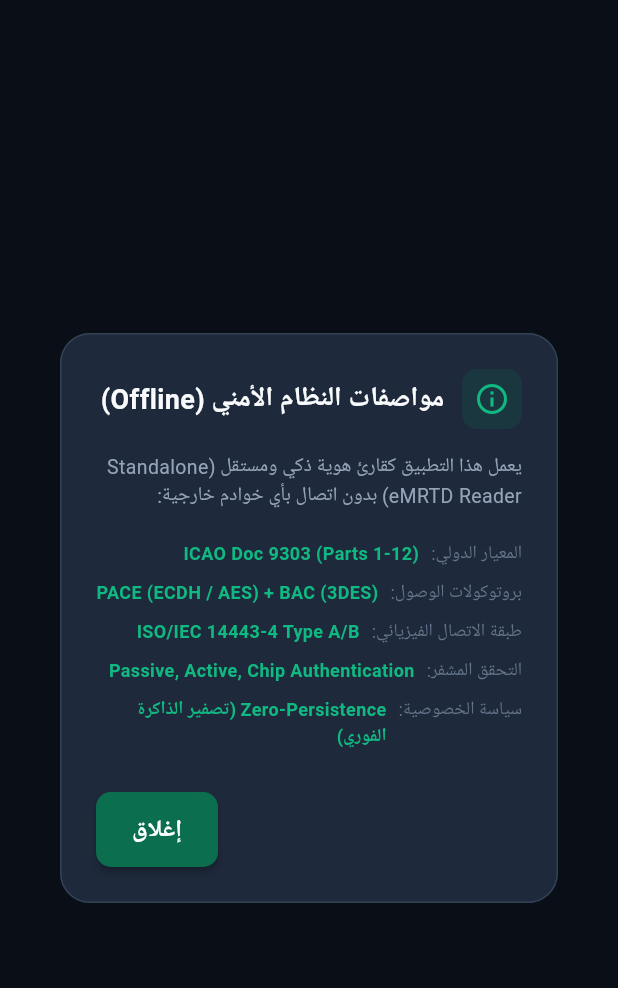
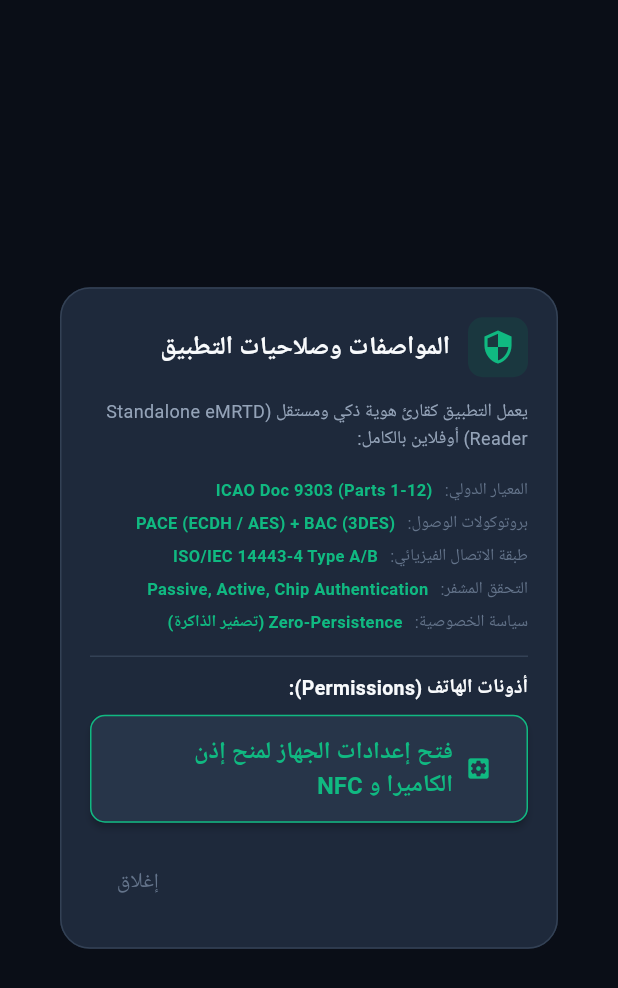
Before and after one commit to imadradhi/NI-Reader, a Flutter app: the SettingsDialog widget shown alone on an empty page, opened directly, on a phone screen of 412 x 824 dp. Shown: the top 988 px of the screen. Run offline on Flutter 3.47's test engine with Material 3 defaults, Android fonts, the phone set to English and light mode, and no system bars; our stand-ins replace camera, dio, google_fonts, permission_handler; missing offline and left inert: google_mlkit_text_recognition; Roboto replaces fonts that are missing (Cairo).

Commit message:
feat: Add direct openAppSettings button on camera permission denial and in settings dialog

```diff
--- a/flutter_ni_reader/lib/views/settings_dialog.dart
+++ b/flutter_ni_reader/lib/views/settings_dialog.dart
@@ -1,7 +1,8 @@
 import 'package:flutter/material.dart';
+import 'package:permission_handler/permission_handler.dart';
 import '../../core/theme/app_theme.dart';
 
-/// About & System Specifications Dialog (100% Offline eMRTD Engine)
+/// About & System Specifications & Permissions Dialog (100% Offline eMRTD Engine)
 class SettingsDialog extends StatelessWidget {
   const SettingsDialog({super.key});
 
@@ -14,7 +15,7 @@ class SettingsDialog extends StatelessWidget {
         side: const BorderSide(color: AppColors.borderDark),
       ),
       child: Padding(
-        padding: const EdgeInsets.all(24),
+        padding: const EdgeInsets.all(20),
         child: Column(
           mainAxisSize: MainAxisSize.min,
           crossAxisAlignment: CrossAxisAlignment.start,
@@ -27,40 +28,58 @@ class SettingsDialog extends StatelessWidget {
                     color: AppColors.primary.withOpacity(0.2),
                     borderRadius: BorderRadius.circular(10),
                   ),
-                  child: const Icon(Icons.info_outline, color: AppColors.neonEmerald),
+                  child: const Icon(Icons.security, color: AppColors.neonEmerald),
                 ),
                 const SizedBox(width: 12),
                 const Text(
-                  "مواصفات النظام الأمني (Offline)",
+                  "المواصفات وصلاحيات التطبيق",
                   style: TextStyle(
-                    fontSize: 18,
+                    fontSize: 17,
                     fontWeight: FontWeight.bold,
                     color: AppColors.textPrimary,
                   ),
                 ),
               ],
             ),
-            const SizedBox(height: 16),
+            const SizedBox(height: 14),
             const Text(
-              "يعمل هذا التطبيق كقارئ هوية ذكي ومستقل (Standalone eMRTD Reader) بدون اتصال بأي خوادم خارجية:",
-              style: TextStyle(fontSize: 13, color: AppColors.textSecondary),
+              "يعمل التطبيق كقارئ هوية ذكي ومستقل (Standalone eMRTD Reader) أوفلاين بالكامل:",
+              style: TextStyle(fontSize: 12, color: AppColors.textSecondary),
             ),
-            const SizedBox(height: 16),
+            const SizedBox(height: 14),
             _buildSpecRow("المعيار الدولي:", "ICAO Doc 9303 (Parts 1-12)"),
             _buildSpecRow("بروتوكولات الوصول:", "PACE (ECDH / AES) + BAC (3DES)"),
             _buildSpecRow("طبقة الاتصال الفيزيائي:", "ISO/IEC 14443-4 Type A/B"),
             _buildSpecRow("التحقق المشفر:", "Passive, Active, Chip Authentication"),
-            _buildSpecRow("سياسة الخصوصية:", "Zero-Persistence (تصفير الذاكرة الفوري)"),
-            const SizedBox(height: 24),
+            _buildSpecRow("سياسة الخصوصية:", "Zero-Persistence (تصفير الذاكرة)"),
+            const Divider(color: AppColors.borderDark, height: 24),
+            const Text(
+              "أذونات الهاتف (Permissions):",
+              style: TextStyle(fontSize: 13, fontWeight: FontWeight.bold, color: AppColors.textPrimary),
+            ),
+            const SizedBox(height: 8),
+            ElevatedButton.icon(
+              onPressed: () async {
+                await openAppSettings();
+              },
+              icon: const Icon(Icons.settings_applications),
+              label: const Text("فتح إعدادات الجهاز لمنح إذن الكاميرا و NFC"),
+              style: ElevatedButton.styleFrom(
+                backgroundColor: AppColors.surfaceCard,
+                foregroundColor: AppColors.neonEmerald,
+                minimumSize: const Size(double.infinity, 44),
+                shape: RoundedRectangleBorder(
+                  borderRadius: BorderRadius.circular(10),
+                  side: const BorderSide(color: AppColors.neonEmerald, width: 1),
+                ),
+              ),
+            ),
+            const SizedBox(height: 16),
             Align(
               alignment: Alignment.centerLeft,
-              child: ElevatedButton(
+              child: TextButton(
                 onPressed: () => Navigator.pop(context),
-                style: ElevatedButton.styleFrom(
-                  backgroundColor: AppColors.primary,
-                  shape: RoundedRectangleBorder(borderRadius: BorderRadius.circular(10)),
-                ),
-                child: const Text("إغلاق"),
+                child: const Text("إغلاق", style: TextStyle(color: AppColors.textMuted)),
               ),
             ),
           ],
@@ -71,16 +90,16 @@ class SettingsDialog extends StatelessWidget {
 
   Widget _buildSpecRow(String title, String value) {
     return Padding(
-      padding: const EdgeInsets.symmetric(vertical: 4),
+      padding: const EdgeInsets.symmetric(vertical: 3),
       child: Row(
         crossAxisAlignment: CrossAxisAlignment.start,
         children: [
-          Text(title, style: const TextStyle(fontSize: 12, color: AppColors.textMuted)),
+          Text(title, style: const TextStyle(fontSize: 11, color: AppColors.textMuted)),
           const SizedBox(width: 8),
           Expanded(
             child: Text(
               value,
-              style: const TextStyle(fontSize: 12, color: AppColors.neonEmerald, fontWeight: FontWeight.w600),
+              style: const TextStyle(fontSize: 11, color: AppColors.neonEmerald, fontWeight: FontWeight.w600),
             ),
           ),
         ],
```
Also changed, not shown: flutter_ni_reader/lib/views/camera_ocr_view.dart (+84 -22 lines), flutter_ni_reader/lib/views/home_view.dart (+5 -5 lines).
